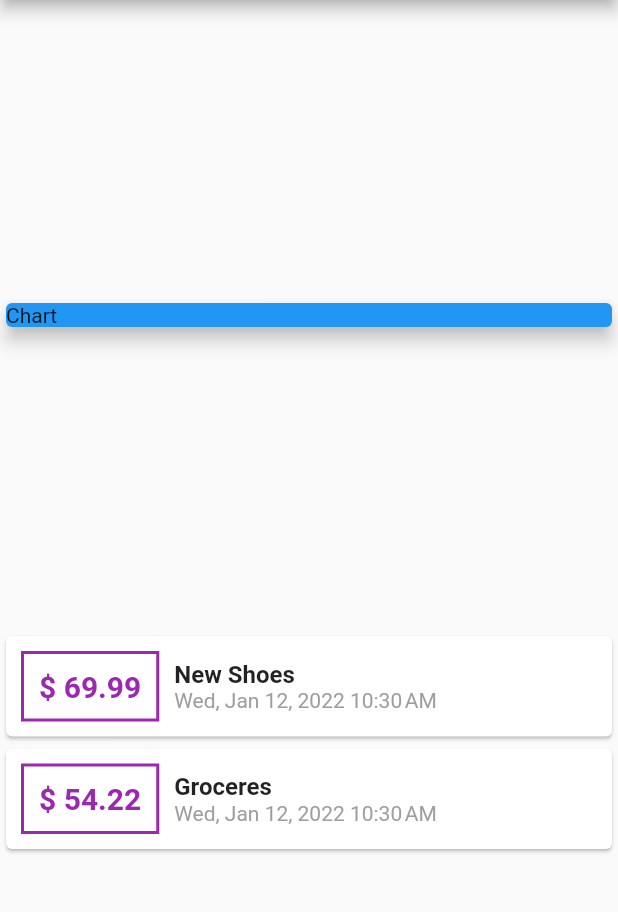
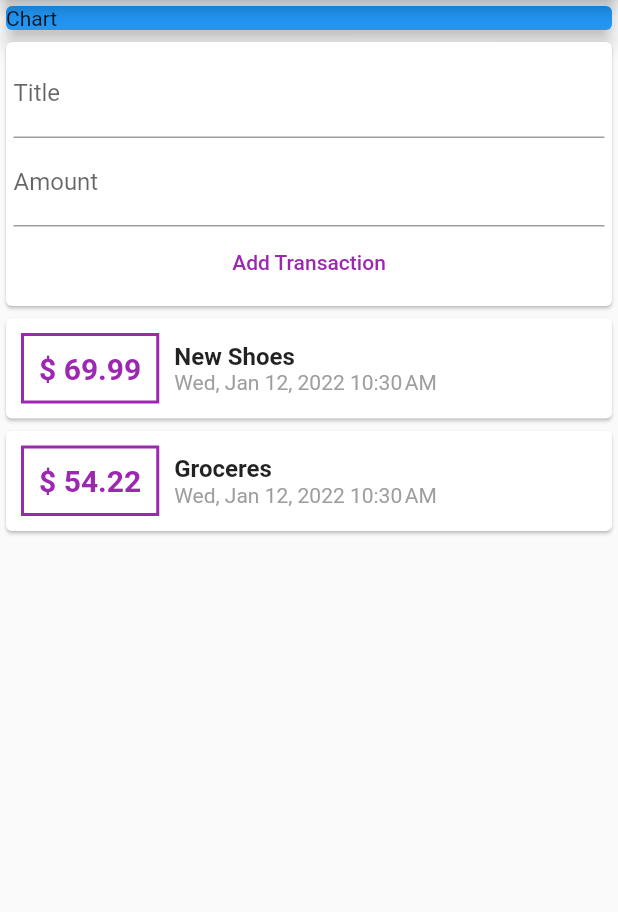
Before and after one commit to sharathbennur/personal_expenses_app, a Flutter app: the screen it shows after launch, on a phone screen of 412 x 824 dp, the part 84-996 px from its top. Run offline on Flutter 3.47's test engine with Material 2 defaults, Android fonts, the phone set to English and light mode, and no system bars.

Commit message:
added input boxes for transactions, and ability to use transactions, also updated some UI elements to use more containers and cards with style elements, still pretty basic looking

```diff
--- a/lib/main.dart
+++ b/lib/main.dart
@@ -36,6 +36,10 @@ class MyHomePage extends StatelessWidget {
       transactionDate: DateTime.now(),
     )
   ];
+  // String titleInput = '';
+  // String amountInput = '';
+  final titleController = TextEditingController();
+  final amountController = TextEditingController();
 
   @override
   Widget build(BuildContext context) {
@@ -44,7 +48,7 @@ class MyHomePage extends StatelessWidget {
         title: const Text('Personal Expenses App'),
       ),
       body: Column(
-        mainAxisAlignment: MainAxisAlignment.spaceEvenly,
+        // mainAxisAlignment: MainAxisAlignment.start,
         crossAxisAlignment: CrossAxisAlignment.stretch,
         children: <Widget>[
           Container(
@@ -53,6 +57,44 @@ class MyHomePage extends StatelessWidget {
               child: Text('Chart'),
               elevation: 5,
               color: Colors.blue,
+            ),
+          ),
+          Card(
+            child: Container(
+              padding: const EdgeInsets.all(5),
+              child: Column(
+                crossAxisAlignment: CrossAxisAlignment.center,
+                children: <Widget>[
+                  TextField(
+                    decoration: const InputDecoration(
+                      labelText: 'Title',
+                    ),
+                    controller: titleController,
+                    // onChanged: (val) {
+                    //   titleInput = val;
+                    // },
+                  ),
+                  TextField(
+                    decoration: const InputDecoration(
+                      labelText: 'Amount',
+                    ),
+                    controller: amountController,
+                    // onChanged: (val) {
+                    //   amountInput = val;
+                    // },
+                  ),
+                  TextButton(
+                    onPressed: () {
+                      print(titleController);
+                      print(amountController);
+                    },
+                    child: const Text(
+                      'Add Transaction',
+                      style: TextStyle(color: Colors.purple),
+                    ),
+                  )
+                ],
+              ),
             ),
           ),
           Column(
```
